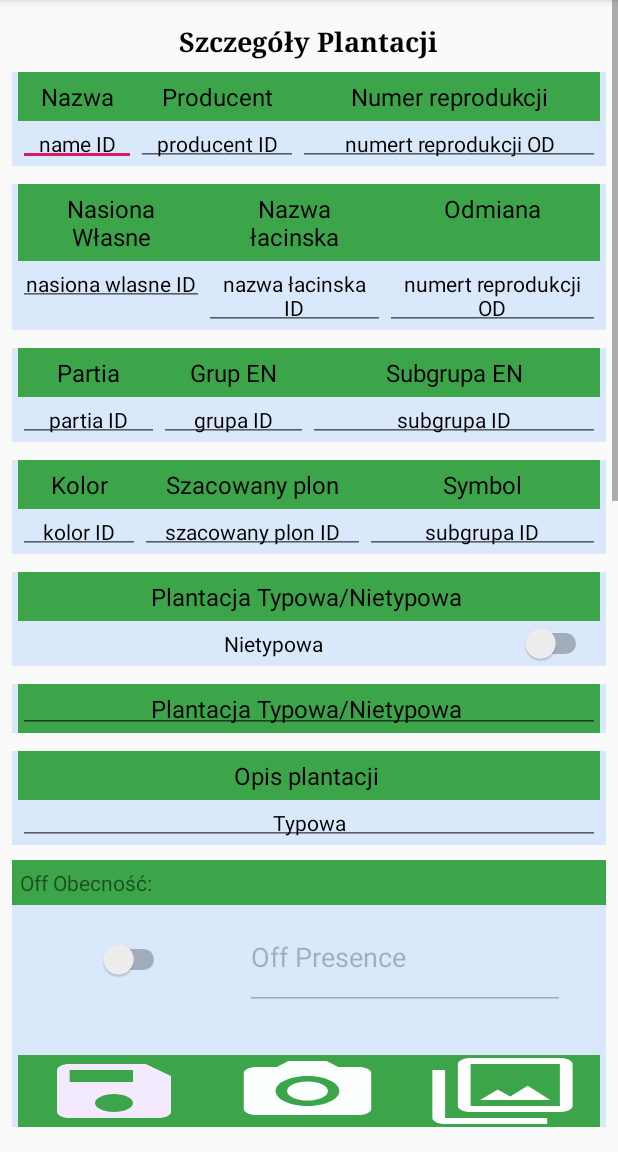
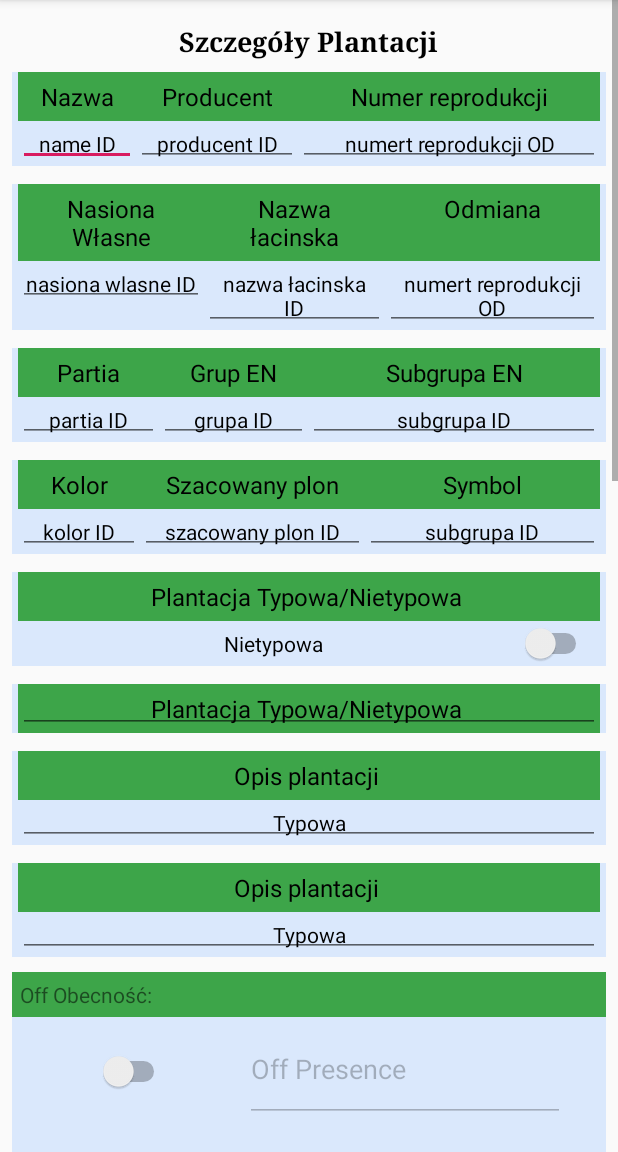
Before and after one commit to alfred1989/Legutko_APP, an Android app: the ProductUpdateActivity screen opened directly, with no data from a screen before it, on a phone screen of 412 x 824 dp, the part 84-1236 px from its top. Run offline under Robolectric (Android 15) with nearby library versions, the phone set to English and light mode, and no system bars; libraries missing offline, so code that uses them is left out: com.bestsoft32.tt_fancy_gif_dialog_lib; 33 statements that could not run were skipped.

Commit message:
add new Record DB historical data

```diff
--- a/app/src/main/AndroidManifest.xml
+++ b/app/src/main/AndroidManifest.xml
@@ -90,6 +90,7 @@
                 android:resource="@xml/file_paths" />
         </provider>
 
+
         <activity
             android:name="com.ImageDisplay"
             android:screenOrientation="portrait" />
--- a/app/src/main/java/com/example/legutkoapplication/activity/ProductAddActivity.java
+++ b/app/src/main/java/com/example/legutkoapplication/activity/ProductAddActivity.java
@@ -43,6 +43,7 @@ public class ProductAddActivity extends AppCompatActivity {
     TextView descriptionInEnglishField;
     TextView commentPLField;
     TextView symbolField;
+    TextView historical_dataField;
     TextView own_seed_batchField;
     EditText switchStandardPlantation;
     EditText switchStandardPlantationTypical;
@@ -83,6 +84,7 @@ public class ProductAddActivity extends AppCompatActivity {
         descriptionInEnglishField = findViewById(R.id.descriptionInEnglish);
         commentPLField = findViewById(R.id.commentPL);
         symbolField = findViewById(R.id.symbol);
+        historical_dataField = findViewById(R.id.historical_data);
         own_seed_batchField = findViewById(R.id.own_seed_batch);
         switchStandardPlantation = findViewById(R.id.switch_standard_plantation);
         switchStandardPlantationTypical = findViewById(R.id.switch_standard_plantation_typical);
@@ -119,6 +121,7 @@ public class ProductAddActivity extends AppCompatActivity {
         String code = codeField.getText().toString().trim();
         String plantationId = plantationIdField.getText().toString().trim();
         String symbol = symbolField.getText().toString().trim();
+        String historical_data = historical_dataField.getText().toString().trim();
         String powierzchnia = commentaryInPLField.getText().toString().trim();
         String own_seed_batch = own_seed_batchField.getText().toString().trim();
         System.out.println(own_seed_batch + "   own_seed_batch ");
@@ -141,7 +144,7 @@ public class ProductAddActivity extends AppCompatActivity {
         String commentaryInPL = own_seed_batch;
         DBHelperInitializer db = new DBHelperInitializer(this);
         Product product = new Product(productId, producer, species, name, variety, color, group, subgroup, estimatedCrop, offPresence,
-                offPercentage, description, standardPlantation, comment, batch, code, plantationId, commentaryInPL, descriptionInEnglish, symbol);
+                offPercentage, description, standardPlantation, comment, batch, code, plantationId, commentaryInPL, descriptionInEnglish, symbol,historical_data);
         long result = db.addProduct(product);
         if (result != -1) {
             Toast.makeText(this, "Saved", Toast.LENGTH_SHORT).show();
--- a/app/src/main/java/com/example/legutkoapplication/database/DBHelperInitializer.java
+++ b/app/src/main/java/com/example/legutkoapplication/database/DBHelperInitializer.java
@@ -47,6 +47,7 @@ public class DBHelperInitializer extends SQLiteOpenHelper {
     private static final String KEY_PLANTATION_AREA = "powierzchnia_plantacji";   //szybka zmiana na powierzchnie plantacji
     private static final String KEY_DESCRIPTION_IN_ENGLISH = "partia_nasion_wlasnych";
     private static final String KEY_SYMBOL = "symbol";
+    private static final String KEY_HISTORICAL_DATA = "dane_historyczne";
 
 
     public DBHelperInitializer(Context context) {
@@ -143,7 +144,8 @@ public class DBHelperInitializer extends SQLiteOpenHelper {
                 String  commentaryInEnglish                      = cursor.getString(17);
                 String  descriptionInEnglish                         = cursor.getString(18);
                 String symbol                        = cursor.getString(19);
-                Product product = new Product(id, producer, species, name, variety, color, group, subgroup, estimatedCrop, offPresence, offPercentage, description, standardPlantation, comment, batch, code, plantationId,commentaryInEnglish,descriptionInEnglish, symbol);
+                String historical_data                        = cursor.getString(20);
+                Product product = new Product(id, producer, species, name, variety, color, group, subgroup, estimatedCrop, offPresence, offPercentage, description, standardPlantation, comment, batch, code, plantationId,commentaryInEnglish,descriptionInEnglish, symbol, historical_data);
                 productList.add(product);
             } while (cursor.moveToNext());
         }
@@ -172,6 +174,7 @@ public class DBHelperInitializer extends SQLiteOpenHelper {
         contentValues.put(KEY_PLANTATION_AREA, product.getCommentaryInPL());
         contentValues.put(KEY_DESCRIPTION_IN_ENGLISH, product.getDescriptionInPL());
         contentValues.put(KEY_SYMBOL, product.getSymbol());
+        contentValues.put(KEY_HISTORICAL_DATA, product.getHistorical_data());
 
         return contentValues;
     }
--- a/app/src/main/res/layout/activity_product__update.xml
+++ b/app/src/main/res/layout/activity_product__update.xml
@@ -464,6 +464,54 @@
 
             <Space android:layout_height="12dp"></Space>
             -----------------------------------------------------------------------------------------
+            <TableLayout
+                android:layout_width="match_parent"
+                android:layout_height="match_parent"
+                android:background="#DAE8FC"
+                android:paddingLeft="4dp"
+                android:paddingRight="4dp">
+
+                <TableRow
+                    android:layout_width="match_parent"
+                    android:layout_height="wrap_content"
+                    android:background="#3da549">
+
+                    <TextView
+                        android:layout_width="wrap_content"
+                        android:layout_height="wrap_content"
+                        android:layout_weight="1"
+                        android:gravity="center"
+                        android:padding="5dp"
+                        android:text="Opis plantacji "
+                        android:textColor="	#000000"
+                        android:textSize="16dp"></TextView>
+
+
+                </TableRow>
+
+                <TableRow
+                    android:layout_width="match_parent"
+                    android:layout_height="wrap_content">
+
+                    <EditText
+                        android:id="@+id/historical_dataField_activiti"
+                        android:layout_width="wrap_content"
+                        android:layout_height="match_parent"
+                        android:layout_weight="1"
+                        android:gravity="center"
+                        android:padding="5dp"
+                        android:text="Typowa"
+                        android:textAppearance="?android:attr/textAppearanceSmall"
+                        android:textColor="	#000000"></EditText>
+
+
+                </TableRow>
+
+
+            </TableLayout>
+            <Space android:layout_height="12dp"></Space>
+
+            -----------------------------------------------------------------------------------------
 
             <TableLayout
                 android:layout_width="match_parent"
@@ -620,6 +668,7 @@
                         android:layout_height="wrap_content"
                         android:layout_weight="1"
                         />
+
                     <Button
                         android:background="@drawable/ic_gallery"
                         android:layout_width="wrap_content"
@@ -627,8 +676,9 @@
                         android:layout_weight="1"
                         android:gravity="center"
                         android:padding="5dp"
+                        android:onClick="opegnJPG"
                         android:textColor="	#000000"
-                        android:textSize="16dp"></Button>
+                        android:textSize="16dp" />
                     <TextView
                         android:layout_width="wrap_content"
                         android:layout_height="wrap_content"
--- a/app/src/main/res/layout/activity_product_add.xml
+++ b/app/src/main/res/layout/activity_product_add.xml
@@ -693,6 +693,11 @@
                 android:background="@android:color/transparent"
                 android:text="TextView" />
 
+            <EditText
+                android:id="@+id/historical_data"
+                android:layout_width="wrap_content"
+                android:text="Description" />
+
         </TableLayout>
 
     </ScrollView>
```
Also changed, not shown: app/src/main/java/com/example/legutkoapplication/activity/ProductUpdateActivity.java (+8 -20 lines), app/src/main/java/com/example/legutkoapplication/model/Product.java (+11 -1 lines), app/src/main/assets/intel.db.
